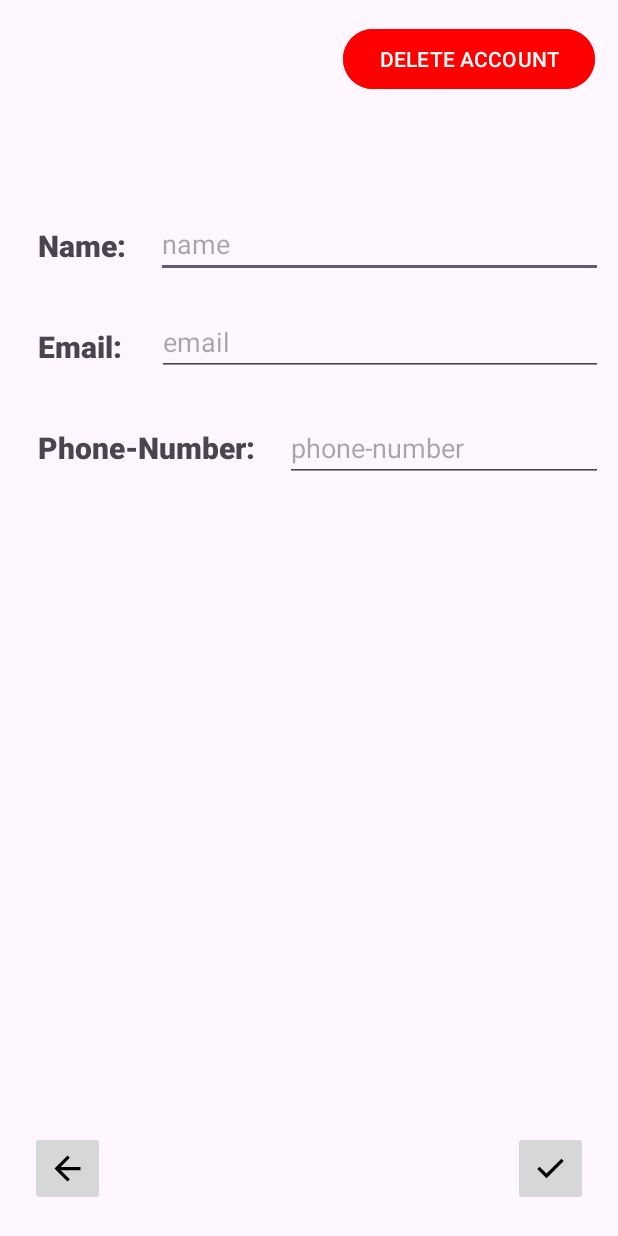
After one commit to CMPUT301F25stable/stable-core, an Android app: the EditUserInfoActivity screen opened directly, with no data from a screen before it, on a phone screen of 412 x 824 dp. The commit adds this screen. Run offline under Robolectric (Android 15) with nearby library versions, the phone set to English and light mode, and no system bars; our stand-ins replace Firebase (no records; nobody signed in at launch, a user with empty details on screens opened directly).

Commit message:
Users can add/update their info and delete their account

```diff
--- a/code/app/src/main/AndroidManifest.xml
+++ b/code/app/src/main/AndroidManifest.xml
@@ -15,6 +15,9 @@
         <activity
             android:name=".view.EventActivity"
             android:exported="false" />
+        <activity
+            android:name=".view.EditUserInfoActivity"
+            android:exported="false"/>
         <activity
             android:name=".view.MainActivity"
             android:exported="false" />
--- /dev/null
+++ b/code/app/src/main/java/com/example/eventlottery/events/DBConnector.java
@@ -0,0 +1,129 @@
+package com.example.eventlottery.events;
+
+import android.content.Context;
+import android.content.SharedPreferences;
+import android.util.Log;
+
+import com.google.android.gms.tasks.OnCompleteListener;
+import com.google.android.gms.tasks.Task;
+import com.google.firebase.firestore.DocumentReference;
+import com.google.firebase.firestore.DocumentSnapshot;
+import com.google.firebase.firestore.FirebaseFirestore;
+import com.google.firebase.firestore.SetOptions;
+
+import java.util.HashMap;
+import java.util.Map;
+import java.util.UUID;
+
+/**
+ * Connects to FirebaseFirestore database
+ */
+public class DBConnector {
+    private static final String TAG = "DBConnector";
+
+    private FirebaseFirestore db;
+    String id;
+
+
+    /**
+     * Gets the DocumentReference from UUID
+     * @param context: context of the application
+     */
+    public DBConnector(Context context) {
+        this.db = FirebaseFirestore.getInstance();
+        this.id = getUUID(context);
+    }
+
+    /**
+     * This file includes code from [well-fed] (https://github.com/CMPUT301F22T02/well-fed)
+     * licensed under the GNU General Public License v3.0.
+     * <p>
+     * Gets the UUID of the device, to identify the user.
+     * Creates a new UUID for the user if they do not already have one.
+     * @param context: the context of the application
+     * @return the UUID of the user
+     */
+    protected String getUUID(Context context) {
+        SharedPreferences sharedPreferences;
+        sharedPreferences = context.getApplicationContext()
+                .getSharedPreferences("pref", Context.MODE_PRIVATE);
+
+        String uuid = sharedPreferences.getString("UUID", null);
+
+        // if uuid does not exist, create the uuid and save it locally
+        if (uuid == null) {
+            SharedPreferences.Editor editor = sharedPreferences.edit();
+            uuid = UUID.randomUUID().toString();
+            editor.putString("UUID", uuid);
+            editor.commit();
+        }
+        return uuid;
+    }
+
+    /**
+     * Gets the DocumentReference from UUID
+     * @param id the UUID of the user
+     * @return DocumentReference from UUID
+     */
+    public DocumentReference getUserDoc(String id) {
+        return this.db.collection("users").document(id);
+    }
+
+    /**
+     * Saved the personal info of the user
+     *
+     * @param id:       the UUID of the user
+     * @param name:     the name of the user
+     * @param email:    the email of the user
+     * @param phoneNum: the phone number of the user
+     * @param listener: listener called when saving user
+     * @return
+     */
+    public void saveUserInfo(String id, String name, String email,
+                             String phoneNum, OnCompleteListener<Void> listener) {
+
+        Map<String, Object> items = new HashMap<>();
+        items.put("name", name);
+        items.put("emailAddress", email);
+        items.put("phoneNumber", phoneNum);
+        getUserDoc(id)
+                .set(items, SetOptions.merge())
+                .addOnCompleteListener(listener)
+                .addOnFailureListener(e -> {
+                    Log.e(TAG, "Failed save info" + id, e);
+                });
+    }
+
+    /**
+     * Loads the personal info of the user
+     * @param id: the UUID of the user
+     * @param listener: listener called when loading user
+     */
+    public void loadUserInfo(String id, OnCompleteListener<DocumentSnapshot> listener) {
+        getUserDoc(id)
+                .get()
+                .addOnCompleteListener(listener)
+                .addOnFailureListener(e -> {
+                    Log.e(TAG, "Failed to load info" + id, e);
+                });
+    }
+
+    /**
+     * deletes a user
+     * @param id: the UUID of the user
+     * @param listener: listener called when loading user
+     */
+    public void deleteUserAcc(String id, OnCompleteListener<Void> listener) {
+        getUserDoc(id).delete()
+                .addOnCompleteListener(listener)
+                .addOnFailureListener(e -> {
+                    Log.e(TAG, "Failed to delete user" + id, e);
+                });
+    }
+
+    /**
+     * Gets the UUID of the user
+     * @return UUID of the user
+     */
+    public String getUserId() { return this.id; }
+}
--- /dev/null
+++ b/code/app/src/main/java/com/example/eventlottery/view/EditUserInfoActivity.java
@@ -0,0 +1,152 @@
+package com.example.eventlottery.view;
+
+import android.app.AlertDialog;
+import android.os.Bundle;
+import android.util.Log;
+import android.widget.Button;
+import android.widget.EditText;
+import android.widget.ImageButton;
+import android.widget.Toast;
+
+import androidx.activity.EdgeToEdge;
+import androidx.appcompat.app.AppCompatActivity;
+import androidx.core.graphics.Insets;
+import androidx.core.view.ViewCompat;
+import androidx.core.view.WindowInsetsCompat;
+
+import com.example.eventlottery.R;
+import com.example.eventlottery.events.DBConnector;
+import com.google.android.gms.tasks.Task;
+import com.google.firebase.firestore.DocumentSnapshot;
+
+import java.util.Objects;
+
+/**
+ * EditUserInfoActivity class is used to display the users personal
+ * info when added/updated.
+ */
+public class EditUserInfoActivity extends AppCompatActivity {
+    private static final String TAG = "EditUserInfoActivity";
+    ImageButton backBtn, confirmBtn;
+    Button deleteBtn;
+    EditText nameEditText, emailEditText, phoneNumEditText;
+    DBConnector db;
+    String id;
+
+    /**
+     * onCreate method for this activity
+     * @param savedInstanceState: Bundle for activity
+     */
+    @Override
+    protected void onCreate(Bundle savedInstanceState) {
+        super.onCreate(savedInstanceState);
+        EdgeToEdge.enable(this);
+        setContentView(R.layout.activity_edit_user_info);
+        ViewCompat.setOnApplyWindowInsetsListener(findViewById(R.id.edit_user_info), (v, insets) -> {
+            Insets systemBars = insets.getInsets(WindowInsetsCompat.Type.systemBars());
+            v.setPadding(systemBars.left, systemBars.top, systemBars.right, systemBars.bottom);
+            return insets;
+        });
+
+        // connection to db
+        db = new DBConnector(EditUserInfoActivity.this);
+        id = db.getUserId();
+
+        nameEditText = findViewById(R.id.name_edit_text);
+        emailEditText = findViewById(R.id.email_edit_text);
+        phoneNumEditText = findViewById(R.id.phoneNum_edit_text);
+
+        // TODO: UNFINISHED
+        // load a users info
+        db.loadUserInfo(id, EditUserInfoActivity.this::loadInfo);
+
+        // saves a users updated info
+        confirmBtn = findViewById(R.id.confirm_btn);
+        confirmBtn.setOnClickListener(v -> {
+            saveInfo();
+        });
+
+        // back to profile page
+        backBtn = findViewById(R.id.back_btn);
+        backBtn.setOnClickListener(v -> {
+            finish();
+        });
+
+        // deletes User
+        AlertDialog.Builder builder = new AlertDialog.Builder(EditUserInfoActivity.this);
+        deleteBtn = findViewById(R.id.delete_account_btn);
+        deleteBtn.setOnClickListener(v -> {
+            builder.setTitle("This Will Delete Your Account")
+                    .setMessage("Are You Sure?")
+                    .setNegativeButton("No", null)
+                    .setPositiveButton("Yes", (dialogInterface, i) -> {
+                                db.deleteUserAcc(id, this::deleteUser);
+                            })
+                    .show();
+        });
+    }
+
+    /**
+     * Saves the user info
+     */
+    public void saveInfo() {
+        String name = nameEditText.getText().toString().trim();
+        String email = emailEditText.getText().toString().trim();
+        String phoneNum = phoneNumEditText.getText().toString().trim();
+
+        // name and email must be filled out
+        if (name.isEmpty() || email.isEmpty()) {
+            Toast.makeText(EditUserInfoActivity.this, "Name and Email are Required", Toast.LENGTH_SHORT).show();
+            return;
+        }
+
+        // save info
+        db.saveUserInfo(id, name, email, phoneNum, task -> {
+            if (task.isSuccessful()) {
+                Toast.makeText(EditUserInfoActivity.this, "Saved Info", Toast.LENGTH_SHORT).show();
+            } else {
+                Log.d(TAG, "Failed saving user info:" + id);
+            }
+        });
+    }
+
+    /**
+     * Loads the user info
+     * @param task: firestore get data request
+     */
+    public void loadInfo(Task<DocumentSnapshot> task) {
+        if (task.isSuccessful()) {
+            DocumentSnapshot snapshot = task.getResult();
+            if (snapshot.exists()) {
+                String name = snapshot.getString("name");
+                String email = snapshot.getString("emailAddress");
+                String phoneNum = "";
+
+                // phone number might not be filled out
+                if (!Objects.requireNonNull(snapshot.getString("phoneNumber")).isEmpty()) {
+                    phoneNum = snapshot.getString("phoneNumber");
+                }
+                nameEditText.setText(name);
+                emailEditText.setText(email);
+                phoneNumEditText.setText(phoneNum);
+
+            } else {
+                Log.d(TAG, "Snapshot DNE:" + id);
+                }
+        } else {
+            Log.d(TAG, "Failed loading user" + id);
+            }
+    }
+
+    /**
+     * Deletes User
+     * @param task: firestore get data request
+     */
+    public void deleteUser(Task<Void> task) {
+        if (task.isSuccessful()) {
+            Toast.makeText(EditUserInfoActivity.this, "Deleted", Toast.LENGTH_SHORT).show();
+        } else {
+            Log.d(TAG, "Failed deleting user:" + id);
+        }
+    }
+}
--- a/code/app/src/main/java/com/example/eventlottery/view/UserPanel.java
+++ b/code/app/src/main/java/com/example/eventlottery/view/UserPanel.java
@@ -45,6 +45,11 @@ public class UserPanel extends AppCompatActivity {
 
         // Display the events
         displayEvents();
+
+        findViewById(R.id.edit_icon).setOnClickListener(v -> {
+            Intent intent = new Intent(UserPanel.this, EditUserInfoActivity.class);
+            startActivity(intent);
+        });
 
     }
 
--- /dev/null
+++ b/code/app/src/main/res/drawable/back_arrow_icon.xml
@@ -0,0 +1,5 @@
+<vector xmlns:android="http://schemas.android.com/apk/res/android" android:autoMirrored="true" android:height="24dp" android:tint="#000000" android:viewportHeight="960" android:viewportWidth="960" android:width="24dp">
+
+    <path android:fillColor="@android:color/white" android:pathData="M313,520L537,744L480,800L160,480L480,160L537,216L313,440L800,440L800,520L313,520Z"/>
+
+</vector>
--- /dev/null
+++ b/code/app/src/main/res/drawable/check_icon.xml
@@ -0,0 +1,5 @@
+<vector xmlns:android="http://schemas.android.com/apk/res/android" android:height="24dp" android:tint="#000000" android:viewportHeight="960" android:viewportWidth="960" android:width="24dp">
+
+    <path android:fillColor="@android:color/white" android:pathData="M382,720L154,492L211,435L382,606L749,239L806,296L382,720Z"/>
+
+</vector>
--- /dev/null
+++ b/code/app/src/main/res/drawable/edit_profile_icon.xml
@@ -0,0 +1,5 @@
+<vector xmlns:android="http://schemas.android.com/apk/res/android" android:height="24dp" android:tint="#000000" android:viewportHeight="960" android:viewportWidth="960" android:width="24dp">
+
+    <path android:fillColor="@android:color/white" android:pathData="M200,840Q167,840 143.5,816.5Q120,793 120,760L120,200Q120,167 143.5,143.5Q167,120 200,120L557,120L477,200L200,200Q200,200 200,200Q200,200 200,200L200,760Q200,760 200,760Q200,760 200,760L760,760Q760,760 760,760Q760,760 760,760L760,482L840,402L840,760Q840,793 816.5,816.5Q793,840 760,840L200,840ZM480,480Q480,480 480,480Q480,480 480,480L480,480Q480,480 480,480Q480,480 480,480L480,480L480,480L480,480L480,480L480,480L480,480Q480,480 480,480Q480,480 480,480ZM360,600L360,430L727,63Q739,51 754,45Q769,39 784,39Q800,39 814.5,45Q829,51 841,63L897,120Q908,132 914,146.5Q920,161 920,176Q920,191 914.5,205.5Q909,220 897,232L530,600L360,600ZM841,176L841,176L785,120L785,120L841,176ZM440,520L496,520L728,288L700,260L671,232L440,463L440,520ZM700,260L671,232L671,232L700,260L728,288L728,288L700,260Z"/>
+
+</vector>
--- /dev/null
+++ b/code/app/src/main/res/drawable/home_icon.xml
@@ -0,0 +1,5 @@
+<vector xmlns:android="http://schemas.android.com/apk/res/android" android:height="24dp" android:tint="#000000" android:viewportHeight="960" android:viewportWidth="960" android:width="24dp">
+
+    <path android:fillColor="@android:color/white" android:pathData="M240,760L360,760L360,520L600,520L600,760L720,760L720,400L480,220L240,400L240,760ZM160,840L160,360L480,120L800,360L800,840L520,840L520,600L440,600L440,840L160,840ZM480,490L480,490L480,490L480,490L480,490L480,490L480,490L480,490L480,490Z"/>
+
+</vector>
--- /dev/null
+++ b/code/app/src/main/res/layout/activity_edit_user_info.xml
@@ -0,0 +1,119 @@
+<?xml version="1.0" encoding="utf-8"?>
+<androidx.constraintlayout.widget.ConstraintLayout xmlns:android="http://schemas.android.com/apk/res/android"
+    xmlns:app="http://schemas.android.com/apk/res-auto"
+    xmlns:tools="http://schemas.android.com/tools"
+    android:id="@+id/edit_user_info"
+    android:layout_width="match_parent"
+    android:layout_height="match_parent"
+    tools:context=".view.EditUserInfoActivity">
+
+    <ImageButton
+        android:id="@+id/back_btn"
+        android:layout_width="50dp"
+        android:layout_height="50dp"
+        android:src="@drawable/back_arrow_icon"
+        android:scaleType="fitCenter"
+        android:layout_marginStart="20dp"
+        android:layout_marginBottom="20dp"
+        app:layout_constraintBottom_toBottomOf="parent"
+        app:layout_constraintStart_toStartOf="parent" />
+
+    <ImageButton
+        android:id="@+id/confirm_btn"
+        android:layout_width="50dp"
+        android:layout_height="50dp"
+        android:layout_marginEnd="20dp"
+        android:layout_marginBottom="20dp"
+        android:scaleType="fitCenter"
+        android:src="@drawable/check_icon"
+        app:layout_constraintBottom_toBottomOf="parent"
+        app:layout_constraintEnd_toEndOf="parent" />
+
+    <Button
+        android:id="@+id/delete_account_btn"
+        android:layout_width="wrap_content"
+        android:layout_height="wrap_content"
+        android:text="DELETE ACCOUNT"
+        android:layout_marginTop="15dp"
+        android:layout_marginEnd="15dp"
+        android:backgroundTint="@color/Red"
+        app:layout_constraintEnd_toEndOf="parent"
+        app:layout_constraintTop_toTopOf="parent" />
+
+
+    <TextView
+        android:id="@+id/name_textView"
+        android:layout_width="wrap_content"
+        android:layout_height="wrap_content"
+        android:text="Name:"
+        android:textSize="20sp"
+        android:layout_marginTop="150dp"
+        android:paddingStart="25dp"
+        android:fontFamily="sans-serif-black"
+        app:layout_constraintStart_toStartOf="parent"
+        app:layout_constraintTop_toTopOf="parent"
+        tools:ignore="RtlSymmetry" />
+
+    <EditText
+        android:id="@+id/name_edit_text"
+        android:layout_width="0dp"
+        android:layout_height="wrap_content"
+        android:layout_marginStart="20dp"
+        android:layout_marginTop="140dp"
+        android:hint="name"
+        android:layout_marginEnd="10dp"
+        app:layout_constraintEnd_toEndOf="parent"
+        app:layout_constraintStart_toEndOf="@+id/name_textView"
+        app:layout_constraintTop_toTopOf="parent" />
+
+    <EditText
+        android:id="@+id/email_edit_text"
+        android:layout_width="0dp"
+        android:layout_height="wrap_content"
+        android:layout_marginStart="23dp"
+        android:layout_marginTop="20dp"
+        android:layout_marginEnd="10dp"
+        android:hint="email"
+        app:layout_constraintEnd_toEndOf="parent"
+        app:layout_constraintStart_toEndOf="@+id/email_textView"
+        app:layout_constraintTop_toBottomOf="@+id/name_edit_text" />
+
+    <EditText
+        android:id="@+id/phoneNum_edit_text"
+        android:layout_width="0dp"
+        android:layout_height="wrap_content"
+        android:layout_marginStart="20dp"
+        android:layout_marginTop="25dp"
+        android:layout_marginEnd="10dp"
+        android:hint="phone-number"
+        app:layout_constraintEnd_toEndOf="parent"
+        app:layout_constraintStart_toEndOf="@+id/phoneNum_textView"
+        app:layout_constraintTop_toBottomOf="@+id/email_edit_text" />
+
+    <TextView
+        android:id="@+id/email_textView"
+        android:layout_width="wrap_content"
+        android:layout_height="wrap_content"
+        android:text="Email:"
+        android:fontFamily="sans-serif-black"
+        android:textSize="20sp"
+        android:paddingStart="25dp"
+        android:layout_marginTop="40dp"
+        app:layout_constraintStart_toStartOf="parent"
+        app:layout_constraintTop_toBottomOf="@+id/name_textView"
+        tools:ignore="RtlSymmetry" />
+
+    <TextView
+        android:id="@+id/phoneNum_textView"
+        android:layout_width="wrap_content"
+        android:layout_height="wrap_content"
+        android:text="Phone-Number:"
+        android:fontFamily="sans-serif-black"
+        android:textSize="20sp"
+        android:paddingStart="25dp"
+        android:layout_marginTop="40dp"
+        app:layout_constraintStart_toStartOf="parent"
+        app:layout_constraintTop_toBottomOf="@+id/email_textView"
+        tools:ignore="RtlSymmetry" />
+
+</androidx.constraintlayout.widget.ConstraintLayout>
--- a/code/app/src/main/res/values/colors.xml
+++ b/code/app/src/main/res/values/colors.xml
@@ -2,4 +2,5 @@
 <resources>
     <color name="black">#FF000000</color>
     <color name="white">#FFFFFFFF</color>
+    <color name="Red">#FF0000</color>
 </resources>
```
